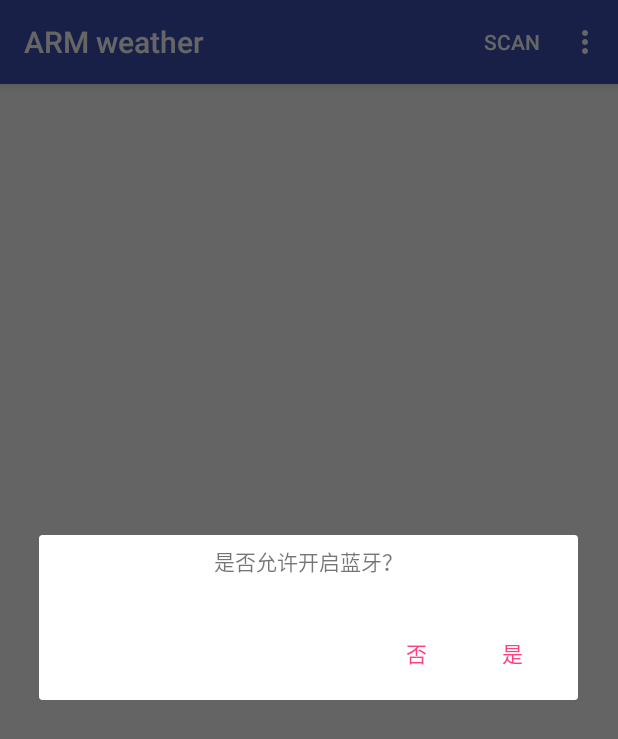
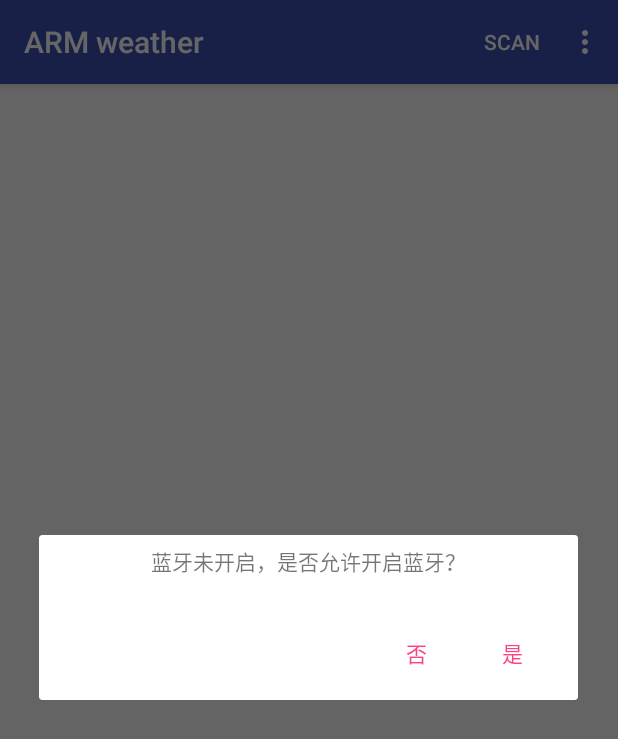
Before and after one commit to zht255/ARMweather, an Android app: the screen it shows after launch (MainActivity), after a tap on "SCAN", on a phone screen of 412 x 824 dp. Shown: the top 739 px of the screen. Run offline under Robolectric (Android 15) with nearby library versions, the phone set to English and light mode, and no system bars.

Commit message:
2017-06-20-6

```diff
--- a/app/src/main/java/com/example/vvv/armweather/MainActivity.java
+++ b/app/src/main/java/com/example/vvv/armweather/MainActivity.java
@@ -91,7 +91,7 @@ public class MainActivity extends AppCompatActivity {
             //判断蓝牙是否开启
             if(!blueToothAdapter.isEnabled()) {
                 TextView t = new TextView(this);
-                t.setText("是否允许开启蓝牙？");
+                t.setText("蓝牙未开启，是否允许开启蓝牙？");
                 t.setGravity(Gravity.CENTER);
                 t.setPadding(10,10,10,10);
                 AlertDialog.Builder ab = new AlertDialog.Builder(this);
```
